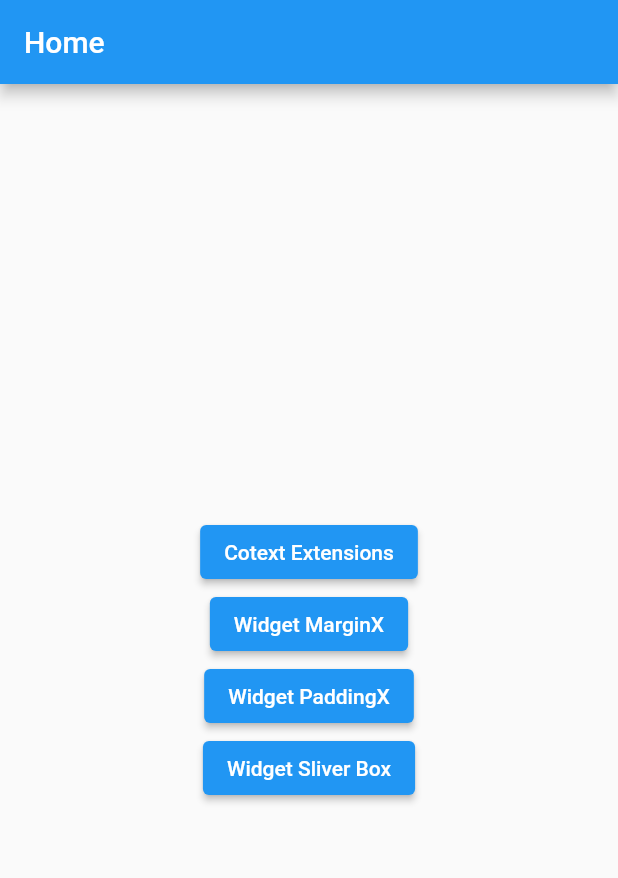
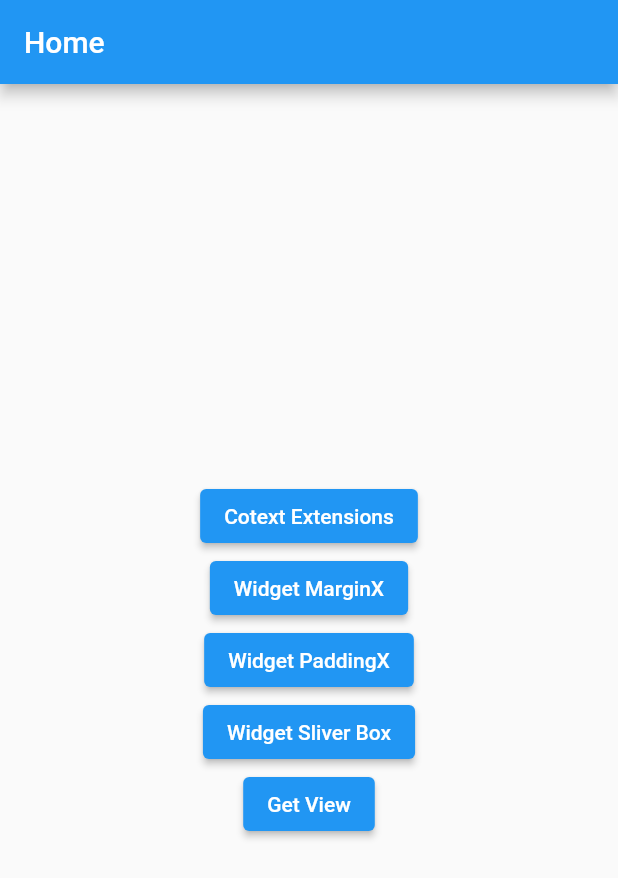
Before and after one commit to 2DevGs/get_ui_utils, a Flutter app: the screen it shows after launch, on a phone screen of 412 x 824 dp. Shown: the top 878 px of the screen. Run offline on Flutter 3.47's test engine with Material 2 defaults, Android fonts, the phone set to English and light mode, and no system bars; our stand-ins replace get.

Commit message:
Ui Utils - GetView review
In this commit, we worked on the concept of GetView which extends a StatelessWidget using a basic controller example.

```diff
--- a/lib/main.dart
+++ b/lib/main.dart
@@ -1,6 +1,8 @@
 import 'package:flutter/material.dart';
 import 'package:get/get.dart';
 import 'package:get_ui_utils/pages/context_ext/context_ext_page.dart';
+import 'package:get_ui_utils/pages/get_view/get_view_controller.dart';
+import 'package:get_ui_utils/pages/get_view/get_view_page.dart';
 import 'package:get_ui_utils/pages/home_page.dart';
 import 'package:get_ui_utils/pages/widget_margin_x/widget_margin_x_page.dart';
 import 'package:get_ui_utils/pages/widget_padding_x/widget_padding_x_page.dart';
@@ -40,6 +42,11 @@ class MyApp extends StatelessWidget {
           name: '/widget_sliver_box',
           page: () => const WidgetSliverBoxPage(),
         ),
+        GetPage(
+          name: '/get_view',
+          binding: BindingsBuilder(() => Get.lazyPut(() =>GetViewController())),
+          page: () => const GetViewPage(),
+        ),
       ],
     );
   }
--- /dev/null
+++ b/lib/pages/get_view/get_view_controller.dart
@@ -0,0 +1,18 @@
+
+import 'package:get/get.dart';
+
+class GetViewController extends GetxController {
+
+  var nome = 'Gustavo'.obs;
+
+  @override
+  void onReady() {
+    print('########### onReady Called####################################');
+    super.onReady();
+  }
+
+  void alterar(){
+    nome('Gustaf');
+  }
+
+}
--- a/lib/pages/home_page.dart
+++ b/lib/pages/home_page.dart
@@ -38,6 +38,12 @@ class HomePage extends StatelessWidget {
               },
               child: const Text('Widget Sliver Box'),
             ),
+            ElevatedButton(
+              onPressed: () {
+                Get.toNamed('/get_view');
+              },
+              child: const Text('Get View'),
+            ),
           ],
         ),
       ),
```
Also changed, not shown: lib/pages/get_view/get_view_page.dart (added, +35 -0 lines).
